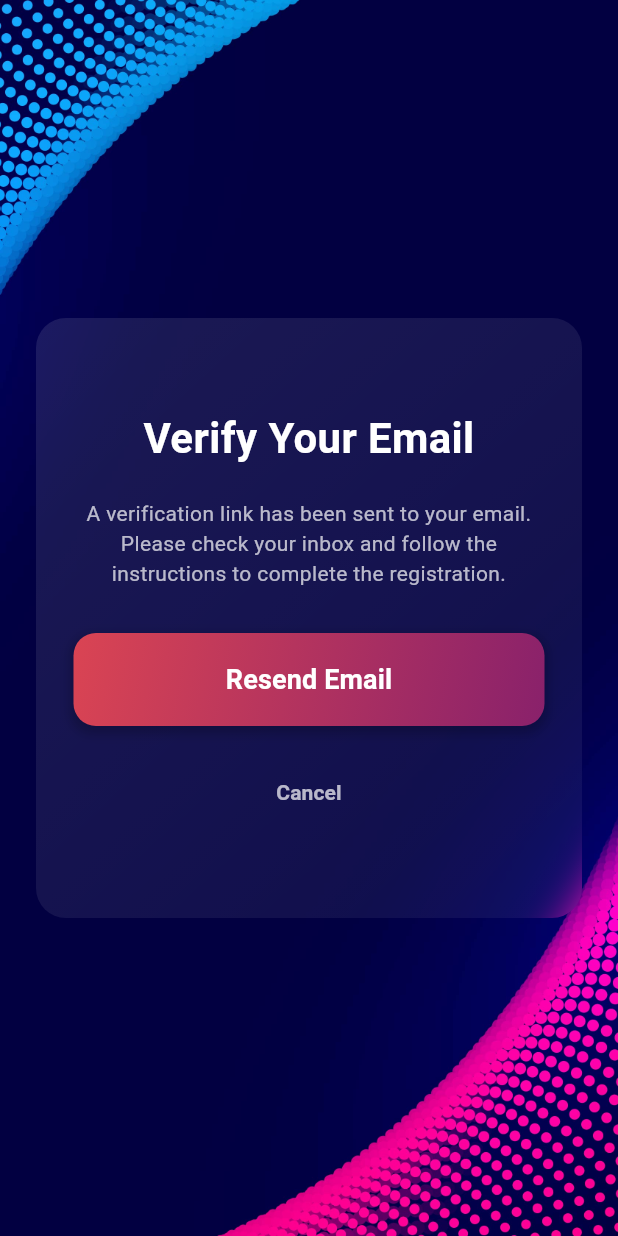
After one commit to Aleksandr6669/flitter_tets, a Flutter app: the VerifyEmailPage screen opened directly, on a phone screen of 412 x 824 dp. The commit adds this screen. Run offline on Flutter 3.47's test engine with Material 3 defaults, Android fonts, the phone set to English and light mode, and no system bars; drawn by our look-alikes of glassmorphism; our stand-ins replace firebase_auth, firebase_core, pinput, shared_preferences; missing offline and left inert: flag; accounts and stored records are empty.

Commit message:
Email address verification

```diff
--- a/lib/auth_page.dart
+++ b/lib/auth_page.dart
@@ -63,10 +63,13 @@ class _AuthPageState extends State<AuthPage> {
             password: _passwordController.text,
           );
         } else {
-          await FirebaseAuth.instance.createUserWithEmailAndPassword(
+          // Create user
+          UserCredential userCredential = await FirebaseAuth.instance.createUserWithEmailAndPassword(
             email: _emailController.text,
             password: _passwordController.text,
           );
+          // Send verification email
+          await userCredential.user?.sendEmailVerification();
         }
       } on FirebaseAuthException catch (e) {
         if (mounted) {
--- a/lib/l10n/app_en.arb
+++ b/lib/l10n/app_en.arb
@@ -37,5 +37,9 @@
   "userDisabled": "This user has been disabled. Please contact support.",
   "invalidEmail": "The email address is not valid.",
   "weakPassword": "The password is not strong enough.",
-  "tooManyRequests": "Too many requests. Please try again later."
+  "tooManyRequests": "Too many requests. Please try again later.",
+  "verifyYourEmail": "Verify Your Email",
+  "verificationLinkSent": "A verification link has been sent to your email. Please check your inbox and follow the instructions to complete the registration.",
+  "resendEmail": "Resend Email",
+  "cancel": "Cancel"
 }
--- a/lib/l10n/app_fr.arb
+++ b/lib/l10n/app_fr.arb
@@ -37,5 +37,9 @@
     "userDisabled": "Cet utilisateur a été désactivé. Veuillez contacter le support.",
     "invalidEmail": "L'adresse e-mail n'est pas valide.",
     "weakPassword": "Le mot de passe n'est pas assez fort.",
-    "tooManyRequests": "Trop de demandes. Veuillez réessayer plus tard."
+    "tooManyRequests": "Trop de demandes. Veuillez réessayer plus tard.",
+    "verifyYourEmail": "Vérifiez votre email",
+    "verificationLinkSent": "Un lien de vérification a été envoyé à votre adresse e-mail. Veuillez consulter votre boîte de réception et suivre les instructions pour finaliser l'inscription.",
+    "resendEmail": "Renvoyer l'email",
+    "cancel": "Annuler"
 }
--- a/lib/l10n/app_localizations.dart
+++ b/lib/l10n/app_localizations.dart
@@ -323,6 +323,30 @@ abstract class AppLocalizations {
   /// In en, this message translates to:
   /// **'Too many requests. Please try again later.'**
   String get tooManyRequests;
+
+  /// No description provided for @verifyYourEmail.
+  ///
+  /// In en, this message translates to:
+  /// **'Verify Your Email'**
+  String get verifyYourEmail;
+
+  /// No description provided for @verificationLinkSent.
+  ///
+  /// In en, this message translates to:
+  /// **'A verification link has been sent to your email. Please check your inbox and follow the instructions to complete the registration.'**
+  String get verificationLinkSent;
+
+  /// No description provided for @resendEmail.
+  ///
+  /// In en, this message translates to:
+  /// **'Resend Email'**
+  String get resendEmail;
+
+  /// No description provided for @cancel.
+  ///
+  /// In en, this message translates to:
+  /// **'Cancel'**
+  String get cancel;
 }
 
 class _AppLocalizationsDelegate
--- a/lib/l10n/app_localizations_en.dart
+++ b/lib/l10n/app_localizations_en.dart
@@ -121,4 +121,17 @@ class AppLocalizationsEn extends AppLocalizations {
 
   @override
   String get tooManyRequests => 'Too many requests. Please try again later.';
+
+  @override
+  String get verifyYourEmail => 'Verify Your Email';
+
+  @override
+  String get verificationLinkSent =>
+      'A verification link has been sent to your email. Please check your inbox and follow the instructions to complete the registration.';
+
+  @override
+  String get resendEmail => 'Resend Email';
+
+  @override
+  String get cancel => 'Cancel';
 }
--- a/lib/l10n/app_localizations_fr.dart
+++ b/lib/l10n/app_localizations_fr.dart
@@ -126,4 +126,17 @@ class AppLocalizationsFr extends AppLocalizations {
   @override
   String get tooManyRequests =>
       'Trop de demandes. Veuillez réessayer plus tard.';
+
+  @override
+  String get verifyYourEmail => 'Vérifiez votre email';
+
+  @override
+  String get verificationLinkSent =>
+      'Un lien de vérification a été envoyé à votre adresse e-mail. Veuillez consulter votre boîte de réception et suivre les instructions pour finaliser l\'inscription.';
+
+  @override
+  String get resendEmail => 'Renvoyer l\'email';
+
+  @override
+  String get cancel => 'Annuler';
 }
--- a/lib/l10n/app_localizations_uk.dart
+++ b/lib/l10n/app_localizations_uk.dart
@@ -127,4 +127,17 @@ class AppLocalizationsUk extends AppLocalizations {
   @override
   String get tooManyRequests =>
       'Забагато запитів. Будь ласка, спробуйте пізніше.';
+
+  @override
+  String get verifyYourEmail => 'Verify Your Email';
+
+  @override
+  String get verificationLinkSent =>
+      'A verification link has been sent to your email. Please check your inbox and follow the instructions to complete the registration.';
+
+  @override
+  String get resendEmail => 'Resend Email';
+
+  @override
+  String get cancel => 'Cancel';
 }
--- a/lib/styles.dart
+++ b/lib/styles.dart
@@ -144,6 +144,16 @@ const BoxDecoration kBackgroundDecoration = BoxDecoration(
   ),
 );
 
+// Button Styles
+final ButtonStyle kElevatedButtonStyle = ElevatedButton.styleFrom(
+  padding: const EdgeInsets.symmetric(vertical: 18),
+  backgroundColor: Colors.transparent,
+  shadowColor: Colors.transparent,
+  shape: RoundedRectangleBorder(
+    borderRadius: BorderRadius.circular(15.0),
+  ),
+);
+
 // Colors
 const Color kBottomNavSelectedItemColor = Colors.white;
 const Color kBottomNavUnselectedItemColor = Colors.white70;
--- /dev/null
+++ b/lib/verify_email_page.dart
@@ -0,0 +1,134 @@
+
+import 'dart:async';
+import 'package:firebase_auth/firebase_auth.dart';
+import 'package:flutter/material.dart';
+import 'package:glassmorphism/glassmorphism.dart';
+import 'l10n/app_localizations.dart';
+import 'styles.dart';
+
+class VerifyEmailPage extends StatefulWidget {
+  const VerifyEmailPage({super.key});
+
+  @override
+  State<VerifyEmailPage> createState() => _VerifyEmailPageState();
+}
+
+class _VerifyEmailPageState extends State<VerifyEmailPage> {
+  Timer? _timer;
+  bool _isEmailVerified = false;
+
+  @override
+  void initState() {
+    super.initState();
+    _isEmailVerified = FirebaseAuth.instance.currentUser!.emailVerified;
+    if (!_isEmailVerified) {
+      _sendVerificationEmail();
+      _timer = Timer.periodic(
+        const Duration(seconds: 3),
+        (_) => _checkEmailVerified(),
+      );
+    }
+  }
+
+  @override
+  void dispose() {
+    _timer?.cancel();
+    super.dispose();
+  }
+
+  Future<void> _checkEmailVerified() async {
+    await FirebaseAuth.instance.currentUser!.reload();
+    setState(() {
+      _isEmailVerified = FirebaseAuth.instance.currentUser!.emailVerified;
+    });
+    if (_isEmailVerified) {
+      _timer?.cancel();
+    }
+  }
+
+  Future<void> _sendVerificationEmail() async {
+    try {
+      final user = FirebaseAuth.instance.currentUser!;
+      await user.sendEmailVerification();
+    } catch (e) {
+      if (mounted) {
+        ScaffoldMessenger.of(context).showSnackBar(
+          SnackBar(
+            content: Text(e.toString()),
+            backgroundColor: Colors.red,
+          ),
+        );
+      }
+    }
+  }
+
+  @override
+  Widget build(BuildContext context) {
+    final l10n = AppLocalizations.of(context)!;
+
+    return Scaffold(
+      body: Stack(
+        children: [
+          Container(
+            decoration: kBackgroundDecoration,
+          ),
+          Center(
+            child: SingleChildScrollView(
+              padding: const EdgeInsets.all(24.0),
+              child: ConstrainedBox(
+                constraints: const BoxConstraints(maxWidth: 400),
+                child: GlassmorphicContainer(
+                  width: MediaQuery.of(context).size.width * 0.9,
+                  height: 400,
+                  borderRadius: 20,
+                  blur: 10,
+                  alignment: Alignment.center,
+                  border: 0,
+                  linearGradient: kGlassmorphicGradient,
+                  borderGradient: kGlassmorphicBorderGradient,
+                  child: Padding(
+                    padding: const EdgeInsets.all(25.0),
+                    child: Column(
+                      mainAxisAlignment: MainAxisAlignment.center,
+                      crossAxisAlignment: CrossAxisAlignment.stretch,
+                      children: [
+                        Text(
+                          l10n.verifyYourEmail,
+                          textAlign: TextAlign.center,
+                          style: kTitleTextStyle,
+                        ),
+                        const SizedBox(height: 20),
+                        Text(
+                          l10n.verificationLinkSent,
+                          textAlign: TextAlign.center,
+                          style: kSubtitleTextStyle.copyWith(fontSize: 14),
+                        ),
+                        const SizedBox(height: 30),
+                        Container(
+                          decoration: kButtonBoxDecoration,
+                          child: ElevatedButton(
+                            onPressed: _sendVerificationEmail,
+                            style: kElevatedButtonStyle,
+                            child: Text(l10n.resendEmail, style: kButtonTextStyle),
+                          ),
+                        ),
+                        const SizedBox(height: 20),
+                        TextButton(
+                          onPressed: () => FirebaseAuth.instance.signOut(),
+                          child: Text(
+                            l10n.cancel,
+                            style: kTextLinkStyle.copyWith(color: Colors.white70),
+                          ),
+                        ),
+                      ],
+                    ),
+                  ),
+                ),
+              ),
+            ),
+          ),
+        ],
+      ),
+    );
+  }
+}
```
Also changed, not shown: lib/auth_wrapper.dart (+7 -3 lines), lib/l10n/app_localizations_ru.dart (+25 -8 lines), lib/l10n/app_ru.arb (+13 -1 lines), untranslated.txt (+5 -9 lines).
